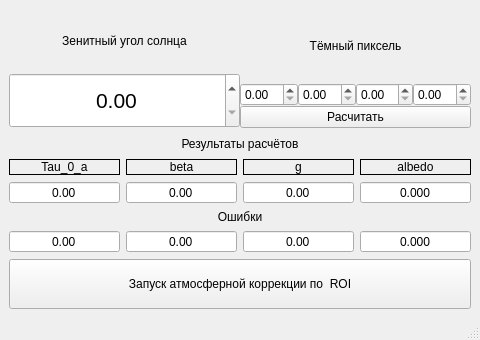
Above: atm_correction/AtmCorrectionMainWindow.ui from ValeryStk/satellite_comparator before the change. Below: the same form after it.
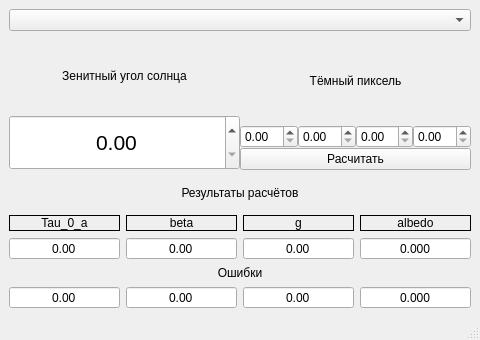
That is the form after the change.

Commit message: WIP (bands widget)

```diff
--- a/atm_correction/AtmCorrectionMainWindow.ui
+++ b/atm_correction/AtmCorrectionMainWindow.ui
@@ -26,11 +26,17 @@
    <string>Тестовый модуль атмосферной коррекции</string>
   </property>
   <widget class="QWidget" name="centralwidget">
-   <layout class="QVBoxLayout" name="verticalLayout_9">
+   <layout class="QHBoxLayout" name="horizontalLayout_6">
+    <item>
+     <layout class="QVBoxLayout" name="verticalLayout_checkBoxes"/>
+    </item>
     <item>
      <layout class="QVBoxLayout" name="verticalLayout_8">
       <item>
        <layout class="QVBoxLayout" name="verticalLayout_7">
+        <item>
+         <widget class="QComboBox" name="comboBox_satellite_type"/>
+        </item>
         <item>
          <layout class="QHBoxLayout" name="horizontalLayout_4">
           <property name="spacing">
@@ -46,7 +52,7 @@
               <property name="minimumSize">
                <size>
                 <width>0</width>
-                <height>20</height>
+                <height>13</height>
                </size>
               </property>
               <property name="text">
@@ -68,7 +74,7 @@
               <property name="minimumSize">
                <size>
                 <width>0</width>
-                <height>55</height>
+                <height>50</height>
                </size>
               </property>
               <property name="maximumSize">
@@ -343,25 +349,6 @@
         </item>
        </layout>
       </item>
-      <item>
-       <widget class="QPushButton" name="pushButton_startAtmCorrectionROI">
-        <property name="minimumSize">
-         <size>
-          <width>460</width>
-          <height>30</height>
-         </size>
-        </property>
-        <property name="maximumSize">
-         <size>
-          <width>16777215</width>
-          <height>50</height>
-         </size>
-        </property>
-        <property name="text">
-         <string>Запуск атмосферной коррекции по  ROI</string>
-        </property>
-       </widget>
-      </item>
      </layout>
     </item>
    </layout>
```
The commit also changes 5 other files.
